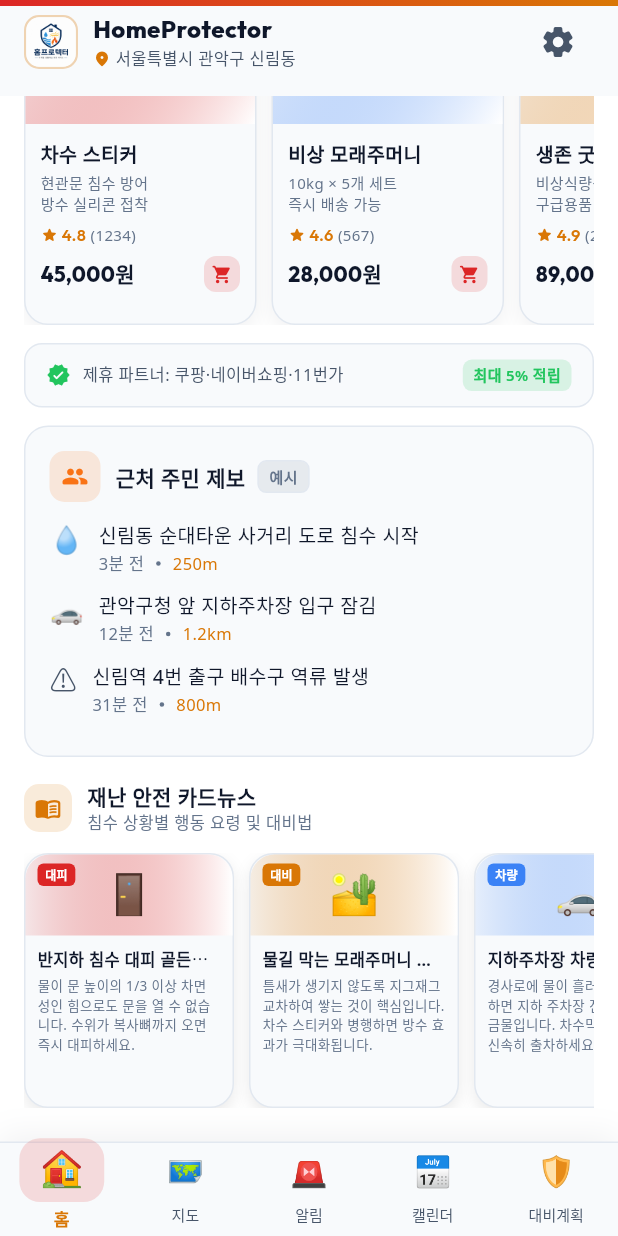
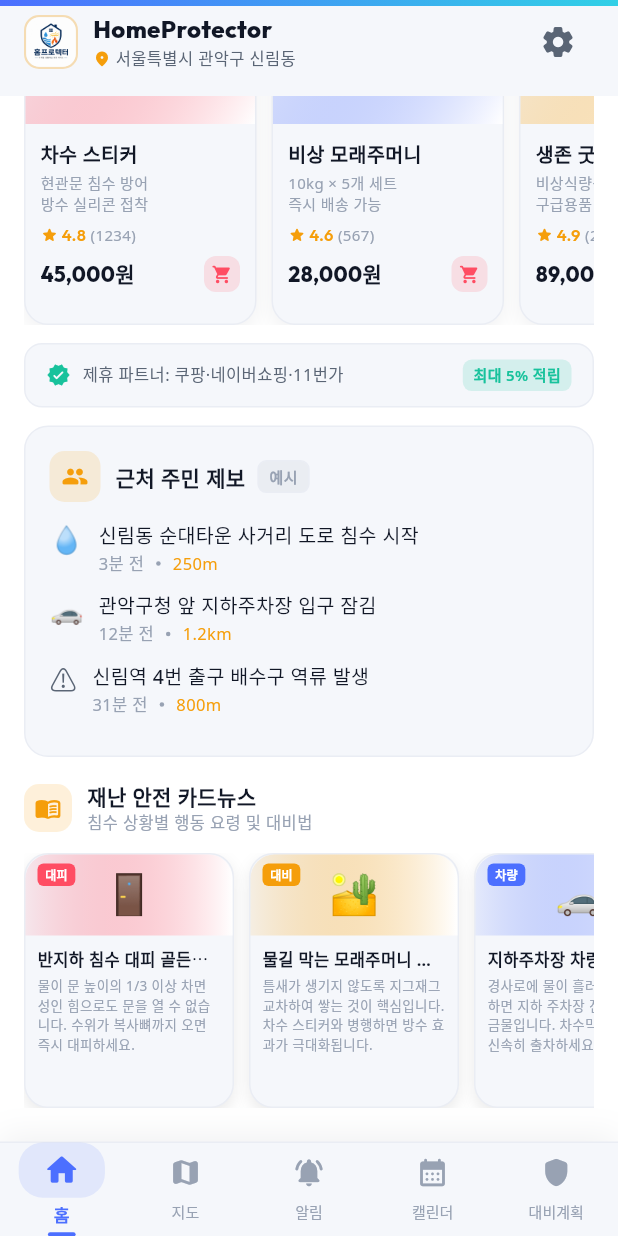
Before and after one commit to yerin040821/home_protector, a Flutter app: the DashboardScreen screen opened directly, scrolled down 576 dp, on a phone screen of 412 x 824 dp. Run offline on Flutter 3.47's test engine with Material 3 defaults, Android fonts, the phone set to English and light mode, and no system bars; our stand-ins replace google_fonts; missing offline and left inert: dart:html, dart:js, dart:ui_web; network calls fail.

Commit message:
style: 모던·밝은 리디자인 (인디고 브랜드 + 정돈된 팔레트)
- 팔레트 전면 현대화: 시원한 라이트 서피스, 옅은 보더, 부드러운 텍스트 톤
- 브랜드 액센트를 짙은 오렌지 → 모던 인디고-블루(#4C6FFF)로 전환
  (상단 그라데이션 바·하단탭 활성·CTA·포커스), 그라데이션은 인디고→시안(물 테마)
- 빨강은 부드러운 코랄(#FF4D63)로, 앰버는 정돈된 #F59E0B 로 (의미 색은 유지)
- 하단 탭: 이모지 → 깔끔한 라인 아이콘
- 스플래시 로고 박스: 어두운 네이비 → 밝은 카드
- 위험 신호(빨강/앰버)는 의미 그대로 두어 가독성 유지

Co-Authored-By: Claude Opus 4.8 (1M context) <noreply@anthropic.com>

```diff
--- a/lib/main.dart
+++ b/lib/main.dart
@@ -21,7 +21,7 @@ void main() {
       statusBarColor: Colors.transparent,
       statusBarIconBrightness: Brightness.dark,
       statusBarBrightness: Brightness.light, // iOS
-      systemNavigationBarColor: Color(0xFFF8FAFC),
+      systemNavigationBarColor: Color(0xFFF5F7FB),
       systemNavigationBarIconBrightness: Brightness.dark,
     ),
   );
--- a/lib/screens/dashboard_screen.dart
+++ b/lib/screens/dashboard_screen.dart
@@ -74,7 +74,7 @@ class _DashboardScreenState extends State<DashboardScreen> {
                 height: 4,
                 decoration: const BoxDecoration(
                   gradient: LinearGradient(
-                      colors: [AppColors.red, AppColors.amber]),
+                      colors: [AppColors.accent, AppColors.accent2]),
                 ),
               ),
               _buildAppBar(context, user, provider),
--- a/lib/theme/app_theme.dart
+++ b/lib/theme/app_theme.dart
@@ -3,35 +3,44 @@ import 'package:flutter/material.dart';
 import 'package:google_fonts/google_fonts.dart';
 
 class AppColors {
-  // Background (Light Mode)
-  static const Color bgPrimary = Color(0xFFFFFFFF); // 화이트 배경
-  static const Color bgSurface = Color(0xFFF8FAFC); // 약간 밝은 그레이
+  // ── Backgrounds — 밝고 시원한 톤 ──
+  static const Color bgPrimary = Color(0xFFFFFFFF);
+  static const Color bgSurface = Color(0xFFF5F7FB); // 쿨한 라이트 그레이
   static const Color bgCard = Color(0xFFFFFFFF);
-  static const Color bgCardDark = Color(0xFFF1F5F9);
+  static const Color bgCardDark = Color(0xFFEEF1F8);
 
-  // Accent
-  static const Color red = Color(0xFFDC2626);
-  static const Color redDark = Color(0xFF991B1B);
-  static const Color redLight = Color(0xFFFEE2E2);
-  static const Color amber = Color(0xFFD97706); // 밝은 배경용 짙은 오렌지
-  static const Color amberDark = Color(0xFFB45309);
-  static const Color amberLight = Color(0xFFFEF3C7);
+  // ── Brand accent — 모던 인디고-블루 (주요 브랜드 모먼트) ──
+  static const Color accent = Color(0xFF4C6FFF);
+  static const Color accentDark = Color(0xFF3A57E8);
+  static const Color accentLight = Color(0xFFEEF2FF);
+  static const Color accent2 = Color(0xFF31D0E6); // 그라데이션 페어(시안)
+
+  // ── Danger (빨강) — 부드러운 모던 레드 ──
+  static const Color red = Color(0xFFFF4D63);
+  static const Color redDark = Color(0xFFE23150);
+  static const Color redLight = Color(0xFFFFE7EB);
+
+  // ── Caution / secondary highlight (앰버) ──
+  static const Color amber = Color(0xFFF59E0B);
+  static const Color amberDark = Color(0xFFD97706);
+  static const Color amberLight = Color(0xFFFFF4E0);
+
   static const Color kakao = Color(0xFFFEE500);
 
-  // Text (Light Mode)
-  static const Color textPrimary = Color(0xFF0F172A); // 어두운 텍스트
-  static const Color textSecondary = Color(0xFF475569);
-  static const Color textMuted = Color(0xFF64748B);
+  // ── Text ──
+  static const Color textPrimary = Color(0xFF111726);
+  static const Color textSecondary = Color(0xFF5A6575);
+  static const Color textMuted = Color(0xFF98A2B3);
 
-  // Status
-  static const Color danger = Color(0xFFEF4444);
-  static const Color warning = Color(0xFFF97316);
-  static const Color info = Color(0xFF3B82F6);
-  static const Color success = Color(0xFF22C55E);
+  // ── Status ──
+  static const Color danger = Color(0xFFFF4D63);
+  static const Color warning = Color(0xFFF59E0B);
+  static const Color info = Color(0xFF4C6FFF);
+  static const Color success = Color(0xFF18C29C);
 
-  // Border
-  static const Color border = Color(0xFFE2E8F0); // 연한 테두리
-  static const Color borderLight = Color(0xFFF1F5F9);
+  // ── Border — 아주 옅게 ──
+  static const Color border = Color(0xFFEAEDF4);
+  static const Color borderLight = Color(0xFFF2F4FA);
 }
 
 class AppTheme {
@@ -41,7 +50,7 @@ class AppTheme {
       brightness: Brightness.light,
       scaffoldBackgroundColor: AppColors.bgPrimary,
       colorScheme: const ColorScheme.light(
-        primary: AppColors.red,
+        primary: AppColors.accent,
         secondary: AppColors.amber,
         surface: AppColors.bgSurface,
         error: AppColors.danger,
@@ -96,7 +105,7 @@ class AppTheme {
         ),
         focusedBorder: OutlineInputBorder(
           borderRadius: BorderRadius.circular(12),
-          borderSide: const BorderSide(color: AppColors.amber, width: 2),
+          borderSide: const BorderSide(color: AppColors.accent, width: 2),
         ),
         hintStyle: const TextStyle(color: AppColors.textMuted),
         labelStyle: const TextStyle(color: AppColors.textSecondary),
--- a/lib/widgets/bottom_nav_bar.dart
+++ b/lib/widgets/bottom_nav_bar.dart
@@ -166,21 +166,21 @@ class _NavTabItemState extends State<_NavTabItem>
                 AnimatedContainer(
                   duration: const Duration(milliseconds: 250),
                   padding: const EdgeInsets.symmetric(
-                      horizontal: 12, vertical: 4),
+                      horizontal: 14, vertical: 5),
                   decoration: BoxDecoration(
                     color: isSelected
-                        ? AppColors.red.withValues(alpha: 0.15)
+                        ? AppColors.accent.withValues(alpha: 0.12)
                         : Colors.transparent,
-                    borderRadius: BorderRadius.circular(12),
+                    borderRadius: BorderRadius.circular(14),
                   ),
-                  child: Text(
-                    widget.item.emoji,
-                    style: TextStyle(
-                      fontSize: 20,
-                      color: isEnabled
-                          ? null
-                          : null, // emoji doesn't change opacity well
-                    ),
+                  child: Icon(
+                    widget.item.icon,
+                    size: 22,
+                    color: isSelected
+                        ? AppColors.accent
+                        : isEnabled
+                            ? AppColors.textMuted
+                            : AppColors.border,
                   ),
                 ),
 
@@ -219,12 +219,12 @@ class _NavTabItemState extends State<_NavTabItem>
               style: GoogleFonts.notoSans(
                 fontSize: 10,
                 fontWeight:
-                    isSelected ? FontWeight.w700 : FontWeight.w400,
+                    isSelected ? FontWeight.w700 : FontWeight.w500,
                 color: isSelected
-                    ? AppColors.amber
+                    ? AppColors.accent
                     : isEnabled
-                        ? AppColors.textSecondary
-                        : AppColors.textMuted,
+                        ? AppColors.textMuted
+                        : AppColors.border,
               ),
               child: Text(widget.item.label),
             ),
@@ -236,7 +236,7 @@ class _NavTabItemState extends State<_NavTabItem>
               width: isSelected ? 16 : 0,
               height: 2.5,
               decoration: BoxDecoration(
-                color: AppColors.amber,
+                color: AppColors.accent,
                 borderRadius: BorderRadius.circular(2),
               ),
             ),
```
Also changed, not shown: lib/screens/setup_screen.dart (+4 -4 lines), lib/screens/splash_screen.dart (+9 -13 lines).
